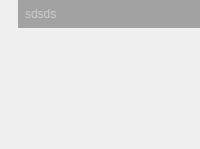
The window that ui/knecht_overlay.ui (tappi287/RenderKnecht2) describes before a commit, drawn with Qt 5.
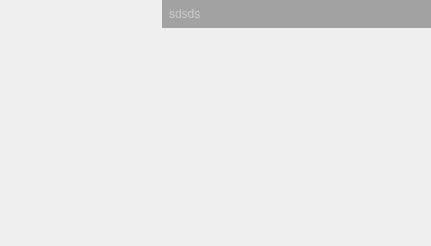
The same window after the commit.

Commit message: enforce overlay word wrap for very long words adjust overlay animation mechanics add option to display link to last send preset

The edit to the form file:
```diff
--- a/ui/knecht_overlay.ui
+++ b/ui/knecht_overlay.ui
@@ -2,6 +2,14 @@
 <ui version="4.0">
  <class>overlay</class>
  <widget class="QWidget" name="overlay">
+  <property name="geometry">
+   <rect>
+    <x>0</x>
+    <y>0</y>
+    <width>431</width>
+    <height>246</height>
+   </rect>
+  </property>
   <property name="windowTitle">
    <string>Overlay</string>
   </property>
@@ -48,7 +56,7 @@
       <widget class="QWidget" name="left_space_widget" native="true">
        <property name="sizePolicy">
         <sizepolicy hsizetype="Preferred" vsizetype="Preferred">
-         <horstretch>1</horstretch>
+         <horstretch>3</horstretch>
          <verstretch>0</verstretch>
         </sizepolicy>
        </property>
@@ -58,7 +66,7 @@
       <widget class="QWidget" name="overlay_grp" native="true">
        <property name="sizePolicy">
         <sizepolicy hsizetype="Preferred" vsizetype="Preferred">
-         <horstretch>10</horstretch>
+         <horstretch>5</horstretch>
          <verstretch>0</verstretch>
         </sizepolicy>
        </property>
```
The commit also changes 7 other files.
